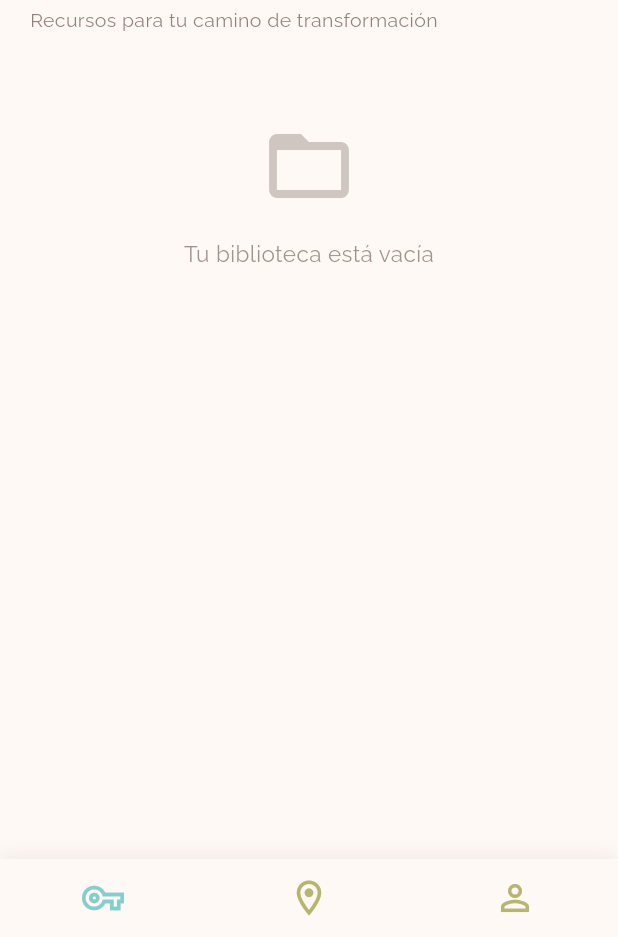
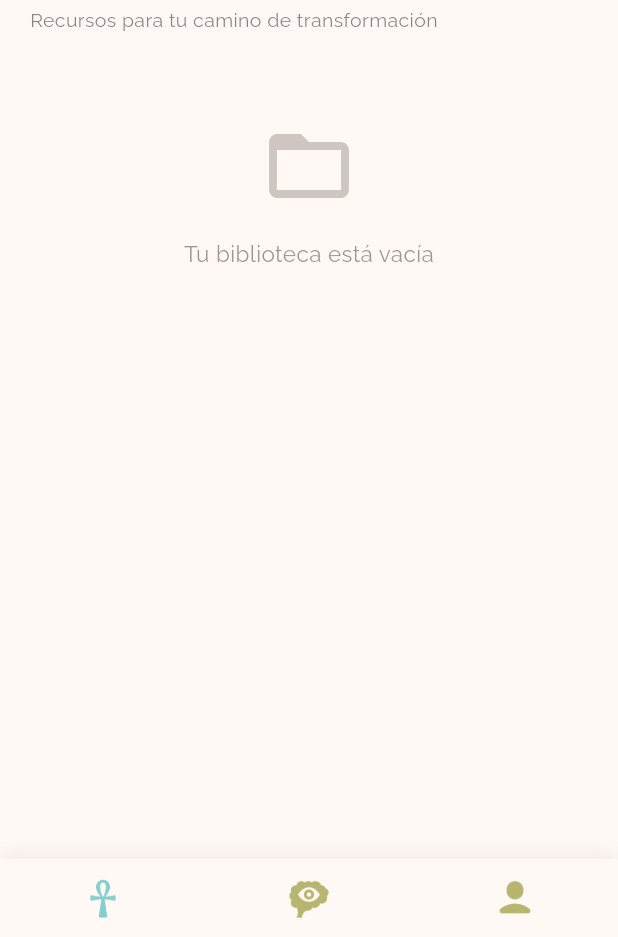
Before and after one commit to RobertoAguirre/fenix_reader, a Flutter app: the screen it shows after launch, item 2 of the bottom bar chosen, on a phone screen of 412 x 824 dp, the part 299-1236 px from its top. Run offline on Flutter 3.47's test engine with Material 3 defaults, Android fonts, the light colour scheme and no system bars; our stand-ins replace cached_network_image, chewie, flutter_secure_storage, google_fonts, in_app_purchase, just_audio and 2 more; accounts and stored records are empty; Roboto replaces fonts that are missing (Kaushan Script).

Commit message:
Update: Usar iconos del kit de marca en navegación inferior
- Reemplazar iconos genéricos por imágenes del kit de marca
- Ankh para INICIO, Biblioteca (cerebro con ojo) para BIBLIOTECA, Usuario para PERFIL
- Mantener colores según estado seleccionado/no seleccionado

```diff
--- a/lib/widgets/fenix_bottom_nav.dart
+++ b/lib/widgets/fenix_bottom_nav.dart
@@ -32,17 +32,17 @@ class FenixBottomNav extends StatelessWidget {
             mainAxisAlignment: MainAxisAlignment.spaceAround,
             children: [
               _NavItem(
-                icon: Icons.vpn_key_outlined,
+                imagePath: 'assets/images/ankh.png',
                 isSelected: currentIndex == 0,
                 onTap: () => onTap(0),
               ),
               _NavItem(
-                icon: Icons.location_on_outlined,
+                imagePath: 'assets/images/biblioteca.png',
                 isSelected: currentIndex == 1,
                 onTap: () => onTap(1),
               ),
               _NavItem(
-                icon: Icons.person_outline,
+                imagePath: 'assets/images/user.png',
                 isSelected: currentIndex == 2,
                 onTap: () => onTap(2),
               ),
@@ -55,12 +55,12 @@ class FenixBottomNav extends StatelessWidget {
 }
 
 class _NavItem extends StatelessWidget {
-  final IconData icon;
+  final String imagePath;
   final bool isSelected;
   final VoidCallback onTap;
 
   const _NavItem({
-    required this.icon,
+    required this.imagePath,
     required this.isSelected,
     required this.onTap,
   });
@@ -69,9 +69,10 @@ class _NavItem extends StatelessWidget {
   Widget build(BuildContext context) {
     return GestureDetector(
       onTap: onTap,
-      child: Icon(
-        icon,
-        size: 28,
+      child: Image.asset(
+        imagePath,
+        width: 28,
+        height: 28,
         color: isSelected ? AppColors.ascenso : AppColors.expansionAlquimica,
       ),
     );
```
Also changed, not shown: assets/images/ankh.png (added), assets/images/biblioteca.png (added), assets/images/user.png (added).
